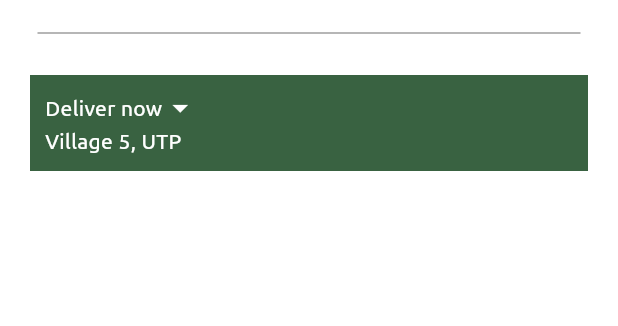
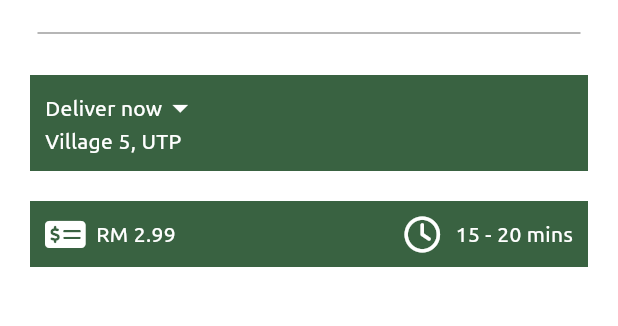
Before and after one commit to haiqalhasly/wastewise, a Flutter app: the MartPage screen opened by its route, on a phone screen of 412 x 824 dp, the part 63-389 px from its top. Run offline on Flutter 3.47's test engine with Material 3 defaults, Android fonts, the phone set to English and light mode, and no system bars; our stand-ins replace font_awesome_flutter; project files that could hold a hidden picture were left out.

Commit message:
adding descriotion box

```diff
--- /dev/null
+++ b/wastewise/lib/components/descriptionbox.dart
@@ -0,0 +1,52 @@
+import 'package:flutter/material.dart';
+import 'package:font_awesome_flutter/font_awesome_flutter.dart';
+
+class Descriptionbox extends StatelessWidget {
+  const Descriptionbox({super.key});
+
+  @override
+  Widget build(BuildContext context) {
+    return Padding(
+      padding: const EdgeInsets.only(left: 20, right: 20, top: 20),
+      child: Container(
+        color: const Color(0xFF396241),
+        padding: const EdgeInsets.all(10),
+        child: const Row(
+          mainAxisAlignment: MainAxisAlignment.spaceBetween,
+          children: [
+            Row(
+              children: [
+                Icon(
+                  FontAwesomeIcons.moneyCheckDollar,
+                  color: Colors.white,
+                ),
+                SizedBox(
+                  width: 10,
+                ),
+                Text(
+                  'RM 2.99',
+                  style: TextStyle(color: Colors.white),
+                ),
+              ],
+            ),
+            Row(
+              children: [
+                Icon(
+                  FontAwesomeIcons.clock,
+                  color: Colors.white,
+                ),
+                SizedBox(
+                  width: 10,
+                ),
+                Text(
+                  '15 - 20 mins',
+                  style: TextStyle(color: Colors.white),
+                ),
+              ],
+            )
+          ],
+        ),
+      ),
+    );
+  }
+}
--- a/wastewise/lib/components/my_current_location.dart
+++ b/wastewise/lib/components/my_current_location.dart
@@ -25,7 +25,7 @@ class MyCurrentLocation extends StatelessWidget {
   @override
   Widget build(BuildContext context) {
     return Padding(
-      padding: const EdgeInsets.all(20),
+      padding: const EdgeInsets.only(left: 20, right: 20, top: 20),
       child: Container(
         padding: const EdgeInsets.all(10),
         color: Color(0xFF396241),
--- a/wastewise/lib/pages/MartPage.dart
+++ b/wastewise/lib/pages/MartPage.dart
@@ -1,5 +1,6 @@
 import 'package:flutter/material.dart';
 import 'package:font_awesome_flutter/font_awesome_flutter.dart';
+import 'package:wastewise/components/descriptionbox.dart';
 import 'package:wastewise/components/drawer.dart';
 import 'package:wastewise/components/my_current_location.dart';
 
@@ -33,17 +34,17 @@ class MartPage extends StatelessWidget {
               ))
         ],
       ),
-      drawer: MyDrawer(),
+      drawer: const MyDrawer(),
       backgroundColor: Colors.white,
-      body: Column(
+      body: const Column(
         mainAxisAlignment: MainAxisAlignment.start,
         children: [
           Divider(
             color: Colors.grey,
             indent: 25,
-            endIndent: 25,
-          ),
-          MyCurrentLocation()
+            endIndent: 25,),
+          MyCurrentLocation(),
+          Descriptionbox(),
         ],
       ),
     );
```
